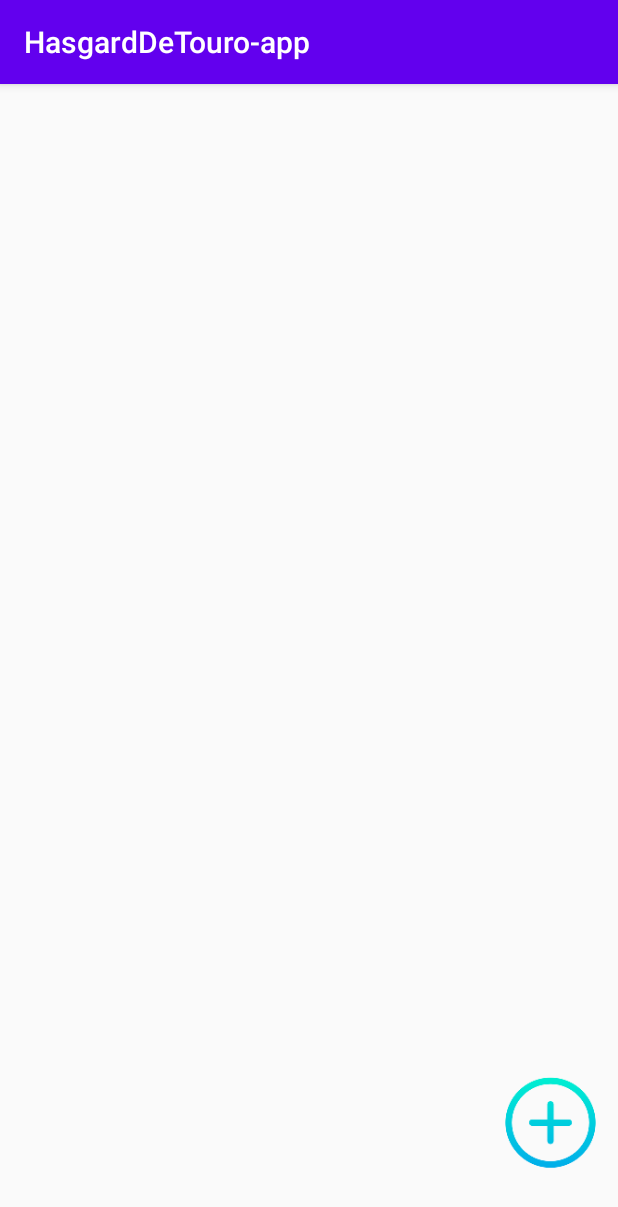
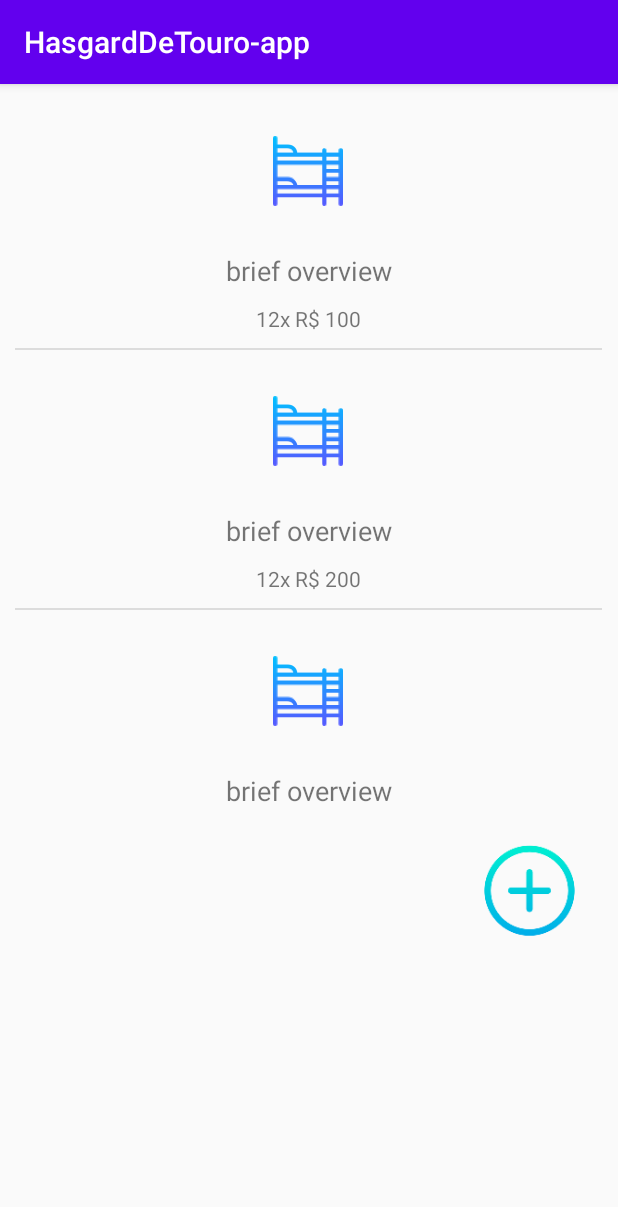
Before and after one commit to Drumering/HasgardDeTouro-app, an Android app: the screen it shows after launch (HomeActivity), on a phone screen of 412 x 824 dp. Shown: the top 1207 px of the screen. Run offline under Robolectric (Android 15) with nearby library versions, the phone set to English and light mode, and no system bars.

Commit message:
[IMPROVEMENT]Created adapter to home activity

```diff
--- a/app/src/main/java/com/opet/hasgarddetouro_app/HomeActivity.java
+++ b/app/src/main/java/com/opet/hasgarddetouro_app/HomeActivity.java
@@ -5,15 +5,31 @@ import androidx.appcompat.app.AppCompatActivity;
 import android.content.Intent;
 import android.os.Bundle;
 import android.view.View;
+import android.widget.ListView;
 
 import com.opet.hasgarddetouro_app.activities.AuthenticationActivity;
+import com.opet.hasgarddetouro_app.adapters.ListHomeAdapter;
+import com.opet.hasgarddetouro_app.objects.Matress;
+
+import java.util.ArrayList;
 
 public class HomeActivity extends AppCompatActivity {
+
+    private ArrayList<Matress> matresses = new ArrayList<Matress>();
+    private ListView listView;
 
     @Override
     protected void onCreate(Bundle savedInstanceState) {
         super.onCreate(savedInstanceState);
         setContentView(R.layout.activity_home);
+        listView = findViewById(R.id.list_home);
+
+        matresses.add(new Matress("name", "brief overview", (float) 1200.00, "12x R$ 100"));
+        matresses.add(new Matress("name", "brief overview", (float) 2400.00, "12x R$ 200"));
+        matresses.add(new Matress("name", "brief overview", (float) 3600.00, "12x R$ 300"));
+
+        ListHomeAdapter listHomeAdapter = new ListHomeAdapter(HomeActivity.this, matresses);
+        listView.setAdapter(listHomeAdapter);
     }
 
     public void goToAuth(View view) {
--- /dev/null
+++ b/app/src/main/java/com/opet/hasgarddetouro_app/adapters/ListHomeAdapter.java
@@ -0,0 +1,51 @@
+package com.opet.hasgarddetouro_app.adapters;
+
+import android.content.Context;
+import android.view.LayoutInflater;
+import android.view.View;
+import android.view.ViewGroup;
+import android.widget.ArrayAdapter;
+import android.widget.ImageView;
+import android.widget.TextView;
+
+import androidx.annotation.NonNull;
+import androidx.annotation.Nullable;
+
+import com.opet.hasgarddetouro_app.R;
+import com.opet.hasgarddetouro_app.objects.Matress;
+
+import java.util.ArrayList;
+
+public class ListHomeAdapter extends ArrayAdapter<Matress> {
+
+    private ArrayList<Matress> matresses;
+    private Context mContext;
+
+    public ListHomeAdapter(@NonNull Context context, ArrayList<Matress> matresses) {
+        super(context, R.layout.list_home);
+        this.mContext = context;
+        this.matresses = matresses;
+    }
+
+    @Override
+    public int getCount() {
+        return matresses.size();
+    }
+
+    @NonNull
+    @Override
+    public View getView(int position, @Nullable View convertView, @NonNull ViewGroup parent) {
+        if (convertView == null)
+            convertView = LayoutInflater.from(getContext()).inflate(R.layout.list_home, parent, false);
+
+        ImageView imageView = convertView.findViewById(R.id.imageMatress);
+        TextView descMatress = convertView.findViewById(R.id.descMatress);
+        TextView cond_matress = convertView.findViewById(R.id.cond_matress);
+
+        imageView.setImageResource(R.mipmap.ic_bed_splash_foreground);
+        descMatress.setText(matresses.get(position).getDescription());
+        cond_matress.setText(matresses.get(position).getConditions());
+
+        return convertView;
+    }
+}
--- /dev/null
+++ b/app/src/main/java/com/opet/hasgarddetouro_app/objects/Matress.java
@@ -0,0 +1,47 @@
+package com.opet.hasgarddetouro_app.objects;
+
+public class Matress {
+    private String name;
+    private String description;
+    private Float cashPrice;
+    private String conditions;
+
+    public Matress(String name, String description, Float cashPrice, String conditions) {
+        this.name = name;
+        this.description = description;
+        this.cashPrice = cashPrice;
+        this.conditions = conditions;
+    }
+
+    public String getName() {
+        return name;
+    }
+
+    public void setName(String name) {
+        this.name = name;
+    }
+
+    public String getDescription() {
+        return description;
+    }
+
+    public void setDescription(String description) {
+        this.description = description;
+    }
+
+    public Float getCashPrice() {
+        return cashPrice;
+    }
+
+    public void setCashPrice(Float cashPrice) {
+        this.cashPrice = cashPrice;
+    }
+
+    public String getConditions() {
+        return conditions;
+    }
+
+    public void setConditions(String conditions) {
+        this.conditions = conditions;
+    }
+}
--- a/app/src/main/res/layout/activity_home.xml
+++ b/app/src/main/res/layout/activity_home.xml
@@ -1,5 +1,5 @@
 <?xml version="1.0" encoding="utf-8"?>
-<LinearLayout xmlns:android="http://schemas.android.com/apk/res/android"
+<androidx.constraintlayout.widget.ConstraintLayout xmlns:android="http://schemas.android.com/apk/res/android"
     xmlns:app="http://schemas.android.com/apk/res-auto"
     xmlns:tools="http://schemas.android.com/tools"
     android:layout_width="match_parent"
@@ -9,21 +9,27 @@
 
     <ListView
         android:id="@+id/list_home"
-        android:layout_width="match_parent"
-        android:layout_height="646dp">
-
-    </ListView>
+        android:layout_width="391dp"
+        android:layout_height="487dp"
+        android:layout_marginTop="4dp"
+        app:layout_constraintEnd_toEndOf="parent"
+        app:layout_constraintHorizontal_bias="0.49"
+        app:layout_constraintStart_toStartOf="parent"
+        app:layout_constraintTop_toTopOf="parent" />
 
     <Button
         android:id="@+id/button"
         android:layout_width="50dp"
         android:layout_height="50dp"
-        android:layout_gravity="right"
-        android:layout_marginTop="20dp"
-        android:layout_marginRight="20dp"
         android:background="@mipmap/ic_plus_flat_icon_foreground"
         android:onClick="goToAuth"
         android:scaleX="2"
-        android:scaleY="2" />
+        android:scaleY="2"
+        app:layout_constraintBottom_toBottomOf="parent"
+        app:layout_constraintEnd_toEndOf="parent"
+        app:layout_constraintHorizontal_bias="0.906"
+        app:layout_constraintStart_toStartOf="parent"
+        app:layout_constraintTop_toBottomOf="@+id/list_home"
+        app:layout_constraintVertical_bias="0.089" />
 
-</LinearLayout>
+</androidx.constraintlayout.widget.ConstraintLayout>
--- a/app/src/main/res/layout/list_home.xml
+++ b/app/src/main/res/layout/list_home.xml
@@ -1,41 +1,36 @@
 <?xml version="1.0" encoding="utf-8"?>
 <LinearLayout
     xmlns:android="http://schemas.android.com/apk/res/android"
+    xmlns:app="http://schemas.android.com/apk/res-auto"
     xmlns:tools="http://schemas.android.com/tools"
     android:layout_width="match_parent"
-    android:layout_height="match_parent"
+    android:layout_height="wrap_content"
     android:orientation="vertical">
 
-    <LinearLayout
-        android:padding="10dp"
-        android:layout_gravity="center"
-        android:orientation="vertical"
-        android:layout_width="wrap_content"
-        android:layout_height="wrap_content">
-
     <ImageView
-            android:id="@+id/imageSecondHighlight"
+        android:id="@+id/imageMatress"
         android:layout_width="wrap_content"
         android:layout_height="wrap_content"
         android:layout_gravity="center"
-            android:layout_margin="10sp"
+        android:contentDescription="@string/image_desc"
         tools:srcCompat="@mipmap/ic_bed_splash_foreground" />
 
     <TextView
-            android:textAlignment="center"
-            android:layout_gravity="center"
+        android:id="@+id/descMatress"
         android:layout_width="200dp"
         android:layout_height="wrap_content"
-            android:text="Lorem ipsum dolor sit amet, consectetur adipiscing elit."
+        android:layout_gravity="center"
+        android:text="@string/lorem_item_dec"
+        android:textAlignment="center"
         android:textSize="18sp" />
 
     <TextView
+        android:id="@+id/cond_matress"
+        android:layout_width="200dp"
+        android:layout_height="wrap_content"
+        android:layout_gravity="center"
         android:padding="10dp"
-            android:textAlignment="center"
-            android:layout_gravity="center"
-            android:text="12x de R$ 100.00,00"
-            android:layout_width="200dp"
-            android:layout_height="wrap_content"/>
-    </LinearLayout>
+        android:text="@string/lorem_condition"
+        android:textAlignment="center" />
 
 </LinearLayout>
--- a/app/src/main/res/values/strings.xml
+++ b/app/src/main/res/values/strings.xml
@@ -1,3 +1,6 @@
 <resources>
     <string name="app_name">HasgardDeTouro-app</string>
+    <string name="image_desc">image desc</string>
+    <string name="lorem_condition">12x de R$ 100.00,00</string>
+    <string name="lorem_item_dec">Lorem ipsum dolor sit amet, consectetur adipiscing elit.</string>
 </resources>
```
Lines whose indentation alone changed are shown as unchanged.
